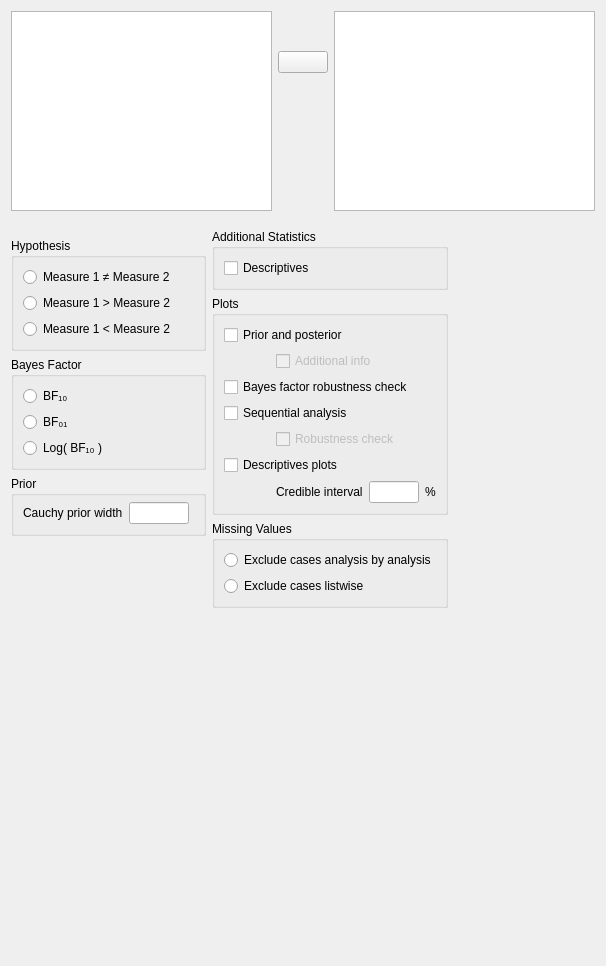
This is JASP-Desktop/analysisforms/ttestbayesianpairedsamplesform.ui in jasp-stats/jasp-desktop as Qt 5 draws it before an edit. The edited form follows.
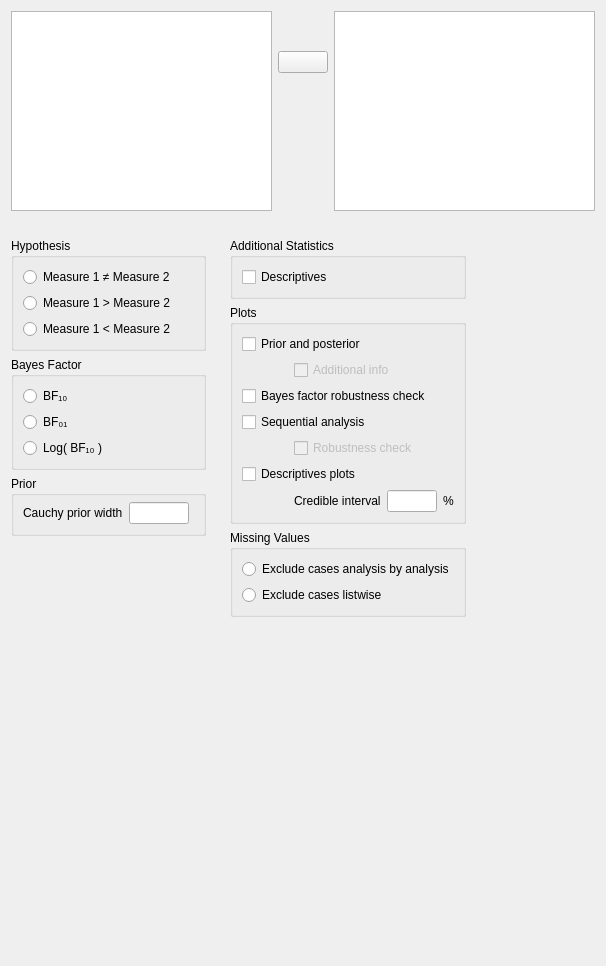
This is the edited form. Custom widgets are drawn as their Qt base class.

Commit message: B PS T-Test: Fixed some spacing issues

```diff
--- a/JASP-Desktop/analysisforms/ttestbayesianpairedsamplesform.ui
+++ b/JASP-Desktop/analysisforms/ttestbayesianpairedsamplesform.ui
@@ -163,6 +163,9 @@
       <property name="bottomMargin">
        <number>0</number>
       </property>
+      <property name="horizontalSpacing">
+       <number>24</number>
+      </property>
       <item row="0" column="0">
        <widget class="QWidget" name="widget_2" native="true">
         <property name="maximumSize">
@@ -388,15 +391,9 @@
          <property name="leftMargin">
           <number>0</number>
          </property>
-         <property name="topMargin">
-          <number>0</number>
-         </property>
          <property name="rightMargin">
           <number>0</number>
          </property>
-         <property name="bottomMargin">
-          <number>0</number>
-         </property>
          <item row="0" column="0" colspan="2">
           <widget class="GroupBox" name="additionalStatisticsGroup">
            <property name="title">
```
